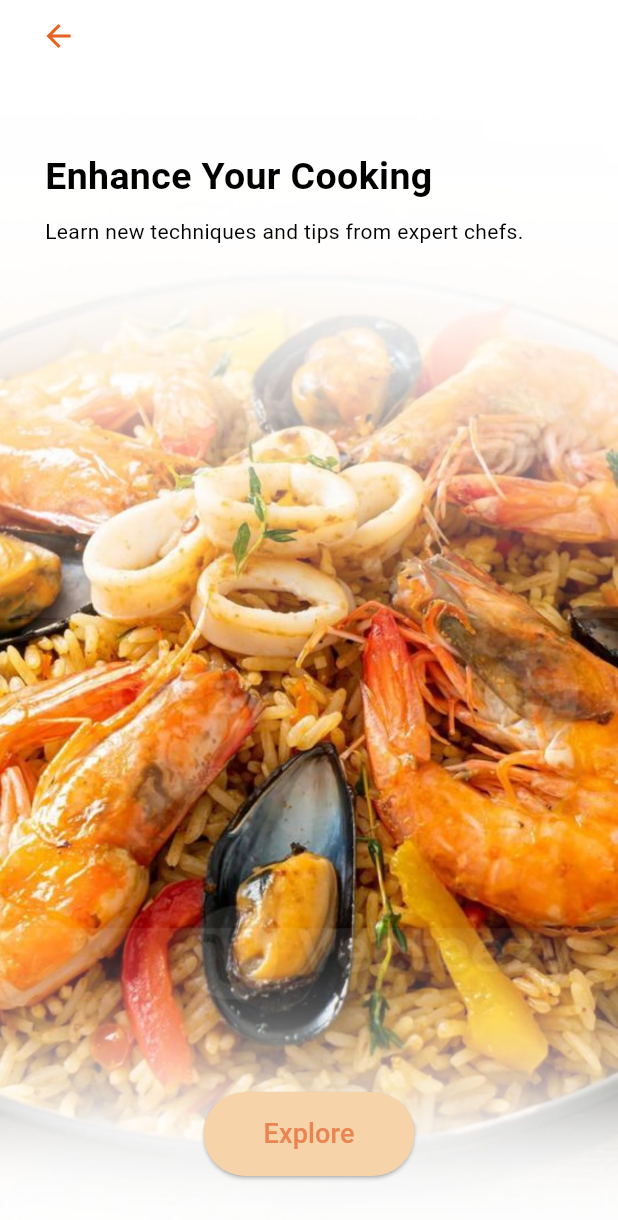
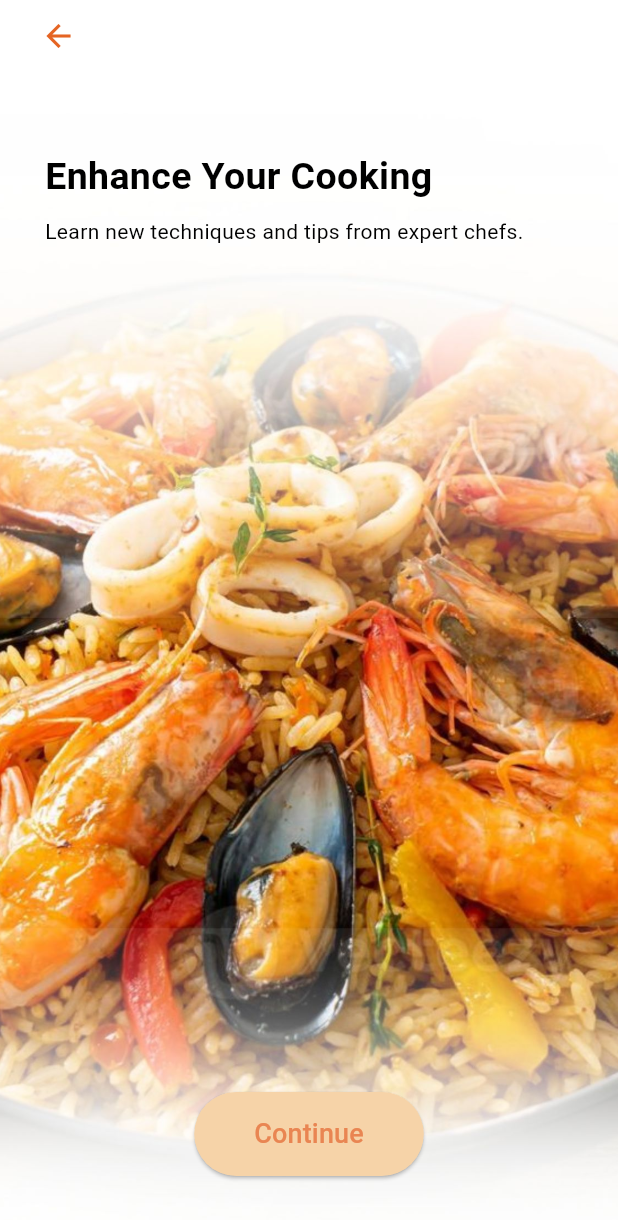
Before and after one commit to LORN-Hongnida/RecipeBuddy, a Flutter app: the screen it shows after launch, after a tap on "Continue", on a phone screen of 412 x 824 dp. Shown: the top 1220 px of the screen. Run offline on Flutter 3.47's test engine with Material 3 defaults, Android fonts, the phone set to English and light mode, and no system bars; our stand-ins replace device_preview; network calls fail.

Commit message:
update sign up

```diff
--- a/lib/pages/get_inspired.dart
+++ b/lib/pages/get_inspired.dart
@@ -1,7 +1,7 @@
 import 'package:flutter/material.dart';
-import 'package:recipe_app/pages/onboarding.dart'; // Import the OnboardingPage
-import 'package:recipe_app/pages/welcomePage.dart';
-import 'package:recipe_app/widget/roundedButton.dart';
+import 'package:recipe_app/pages/onboard_page.dart'; // Import the OnboardingPage
+import 'package:recipe_app/pages/welcome_page.dart';
+import 'package:recipe_app/widget/rounded_button.dart';
 
 class GetInspiredPage extends StatelessWidget {
   const GetInspiredPage({super.key});
@@ -60,7 +60,7 @@ class GetInspiredPage extends StatelessWidget {
                         imagePath: 'assets/images/onboard.jpg',
                         title: 'Enhance Your Cooking',
                         description: 'Learn new techniques and tips from expert chefs.',
-                        buttonText: 'Explore',
+                        buttonText: 'Continue',
                         onButtonPressed: () {
                           Navigator.push(
                               context, MaterialPageRoute(builder: (context) => WelcomePage()));
--- a/lib/pages/onboarding.dart
+++ b/lib/pages/onboard_page.dart
@@ -1,6 +1,6 @@
 import 'package:flutter/material.dart';
-import 'package:recipe_app/pages/welcomePage.dart';
-import 'package:recipe_app/widget/backButton.dart';
+import 'package:recipe_app/widget/back_button.dart';
+import 'package:recipe_app/widget/rounded_button.dart';
 
 class OnboardingPage extends StatelessWidget {
   final String imagePath;
@@ -65,20 +65,9 @@ class OnboardingPage extends StatelessWidget {
             left: 0,
             right: 0,
             child: Center(
-              child: ElevatedButton(
+              child: RoundedButton(
+                text: buttonText,
                 onPressed: onButtonPressed,
-                style: ElevatedButton.styleFrom(
-                  backgroundColor: Color.fromARGB(255, 246, 211, 168),
-                  padding:
-                  const EdgeInsets.symmetric(horizontal: 40, vertical: 15),
-                  shape: RoundedRectangleBorder(
-                    borderRadius: BorderRadius.circular(30),
-                  ),
-                ),
-                child: Text(
-                  buttonText,
-                  style: const TextStyle(fontSize: 18, color: Color.fromARGB(255, 233, 133, 82)),
-                ),
               ),
             ),
           ),
--- a/lib/pages/splash_screen.dart
+++ b/lib/pages/splash_screen.dart
@@ -13,7 +13,7 @@ class _SplashScreenState extends State<SplashScreen> {
   void initState() {
     super.initState();
     // Start the fade-out and navigation after a delay
-    Future.delayed(Duration(seconds: 3), () {
+    Future.delayed(Duration(seconds: 2), () {
       setState(() {
         opacity = 0.0;
       });
--- a/lib/widget/passwordVisibilityToggle.dart
+++ b/lib/widget/password_visibility_toggle.dart
@@ -15,6 +15,7 @@ class PasswordVisibilityToggle extends StatelessWidget {
     return IconButton(
       icon: Icon(
         isVisible ? Icons.visibility : Icons.visibility_off,
+        color: Color.fromARGB(255, 122, 51, 15).withOpacity(0.4),
       ),
       onPressed: onToggleVisibility,
 
```
Also changed, not shown: lib/pages/login_page.dart (renamed from lib/pages/login.dart, +5 -5 lines), lib/pages/signup_page.dart (renamed from lib/pages/signup.dart, +5 -5 lines), lib/pages/welcome_page.dart (renamed from lib/pages/welcomePage.dart, +4 -5 lines), lib/widget/back_button.dart (renamed from lib/widget/backButton.dart), lib/widget/custom_text_field.dart (renamed from lib/widget/customTextField.dart), lib/widget/image_card.dart (renamed from lib/widget/imageCard.dart), lib/widget/rounded_button.dart (renamed from lib/widget/roundedButton.dart).
